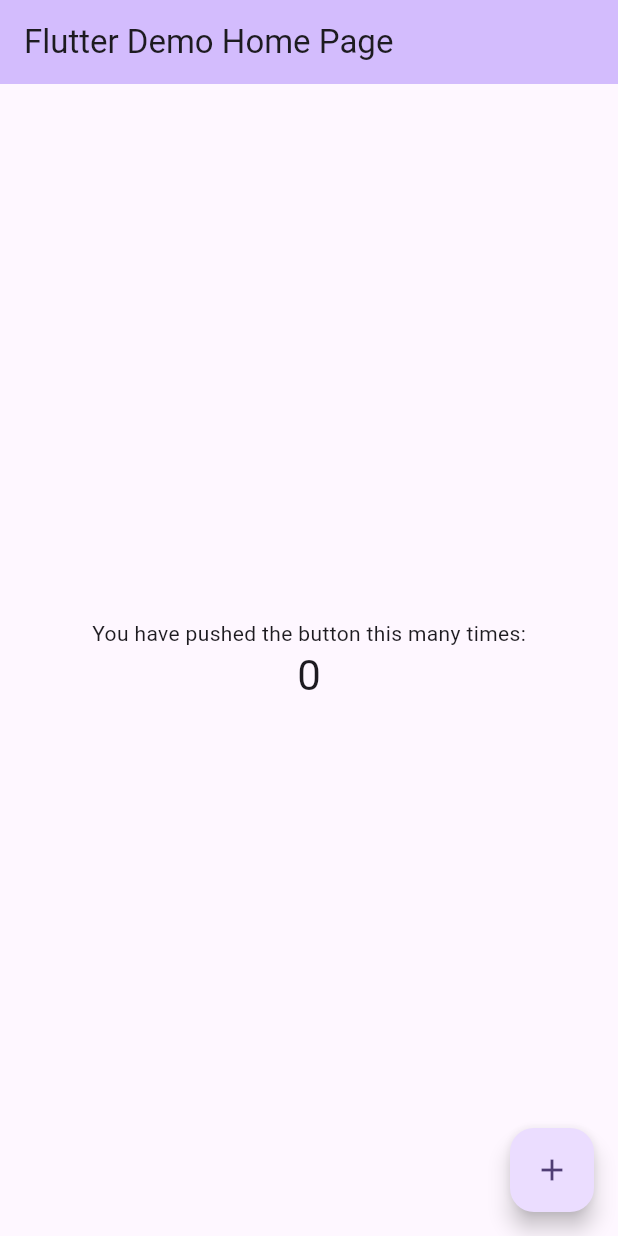
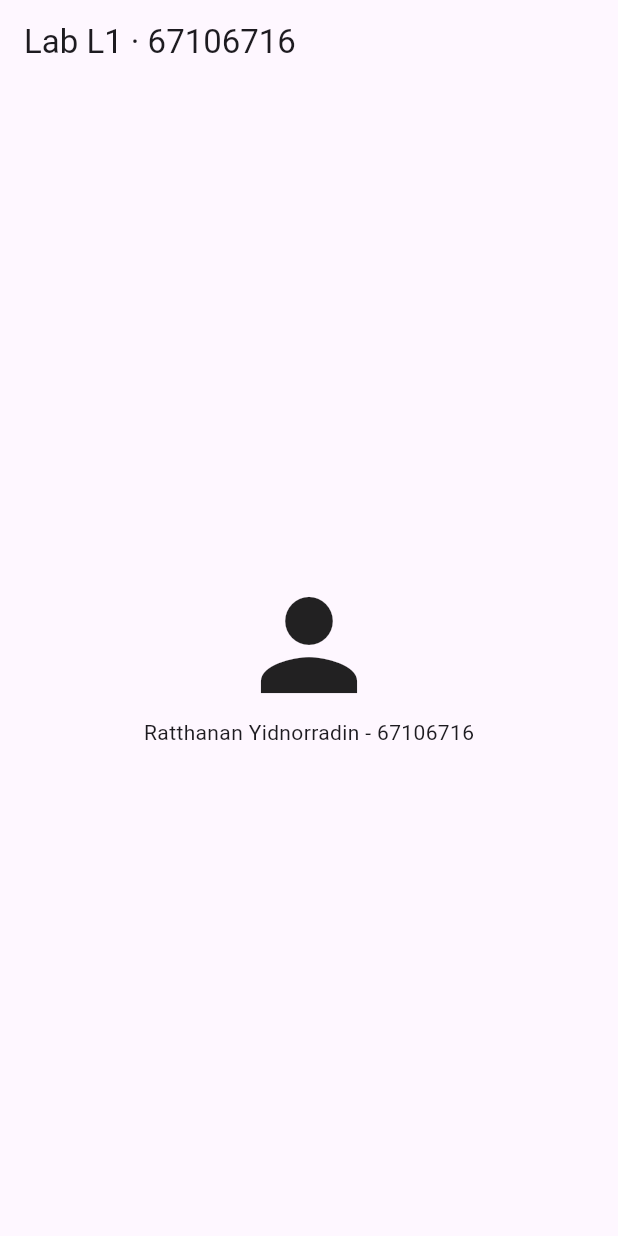
Before and after one commit to Ratthanan-Yidnorradin/lab01_profile, a Flutter app: the screen it shows after launch, on a phone screen of 412 x 824 dp. Run offline on Flutter 3.47's test engine with Material 3 defaults, Android fonts, the phone set to English and light mode, and no system bars.

Commit message:
Add profile layout

```diff
--- a/lib/main.dart
+++ b/lib/main.dart
@@ -1,121 +1,27 @@
+
 import 'package:flutter/material.dart';
 
-void main() {
-  runApp(const MyApp());
-}
+void main() => runApp(
+  const MaterialApp(home: HomePage()),
+);
 
-class MyApp extends StatelessWidget {
-  const MyApp({super.key});
-
-  // This widget is the root of your application.
-  @override
-  Widget build(BuildContext context) {
-    return MaterialApp(
-      title: 'Flutter Demo',
-      theme: ThemeData(
-        // This is the theme of your application.
-        //
-        // TRY THIS: Try running your application with "flutter run". You'll see
-        // the application has a purple toolbar. Then, without quitting the app,
-        // try changing the seedColor in the colorScheme below to Colors.green
-        // and then invoke "hot reload" (save your changes or press the "hot
-        // reload" button in a Flutter-supported IDE, or press "r" if you used
-        // the command line to start the app).
-        //
-        // Notice that the counter didn't reset back to zero; the application
-        // state is not lost during the reload. To reset the state, use hot
-        // restart instead.
-        //
-        // This works for code too, not just values: Most code changes can be
-        // tested with just a hot reload.
-        colorScheme: .fromSeed(seedColor: Colors.deepPurple),
-      ),
-      home: const MyHomePage(title: 'Flutter Demo Home Page'),
-    );
-  }
-}
-
-class MyHomePage extends StatefulWidget {
-  const MyHomePage({super.key, required this.title});
-
-  // This widget is the home page of your application. It is stateful, meaning
-  // that it has a State object (defined below) that contains fields that affect
-  // how it looks.
-
-  // This class is the configuration for the state. It holds the values (in this
-  // case the title) provided by the parent (in this case the App widget) and
-  // used by the build method of the State. Fields in a Widget subclass are
-  // always marked "final".
-
-  final String title;
-
-  @override
-  State<MyHomePage> createState() => _MyHomePageState();
-}
-
-class _MyHomePageState extends State<MyHomePage> {
-  int _counter = 0;
-
-  void _incrementCounter() {
-    setState(() {
-      // This call to setState tells the Flutter framework that something has
-      // changed in this State, which causes it to rerun the build method below
-      // so that the display can reflect the updated values. If we changed
-      // _counter without calling setState(), then the build method would not be
-      // called again, and so nothing would appear to happen.
-      _counter++;
-    });
-  }
+class HomePage extends StatelessWidget {
+  const HomePage({super.key});
 
   @override
   Widget build(BuildContext context) {
-    // This method is rerun every time setState is called, for instance as done
-    // by the _incrementCounter method above.
-    //
-    // The Flutter framework has been optimized to make rerunning build methods
-    // fast, so that you can just rebuild anything that needs updating rather
-    // than having to individually change instances of widgets.
     return Scaffold(
       appBar: AppBar(
-        // TRY THIS: Try changing the color here to a specific color (to
-        // Colors.amber, perhaps?) and trigger a hot reload to see the AppBar
-        // change color while the other colors stay the same.
-        backgroundColor: Theme.of(context).colorScheme.inversePrimary,
-        // Here we take the value from the MyHomePage object that was created by
-        // the App.build method, and use it to set our appbar title.
-        title: Text(widget.title),
+        title: const Text('Lab L1 · 67106716'),
       ),
-      body: Center(
-        // Center is a layout widget. It takes a single child and positions it
-        // in the middle of the parent.
+      body: const Center(
         child: Column(
-          // Column is also a layout widget. It takes a list of children and
-          // arranges them vertically. By default, it sizes itself to fit its
-          // children horizontally, and tries to be as tall as its parent.
-          //
-          // Column has various properties to control how it sizes itself and
-          // how it positions its children. Here we use mainAxisAlignment to
-          // center the children vertically; the main axis here is the vertical
-          // axis because Columns are vertical (the cross axis would be
-          // horizontal).
-          //
-          // TRY THIS: Invoke "debug painting" (choose the "Toggle Debug Paint"
-          // action in the IDE, or press "p" in the console), to see the
-          // wireframe for each widget.
-          mainAxisAlignment: .center,
+          mainAxisSize: MainAxisSize.min,
           children: [
-            const Text('You have pushed the button this many times:'),
-            Text(
-              '$_counter',
-              style: Theme.of(context).textTheme.headlineMedium,
-            ),
+            Icon(Icons.person, size: 96),
+            Text('Ratthanan Yidnorradin - 67106716'),
           ],
         ),
-      ),
-      floatingActionButton: FloatingActionButton(
-        onPressed: _incrementCounter,
-        tooltip: 'Increment',
-        child: const Icon(Icons.add),
       ),
     );
   }
```
Also changed, not shown: pubspec.lock, 3 other files.
